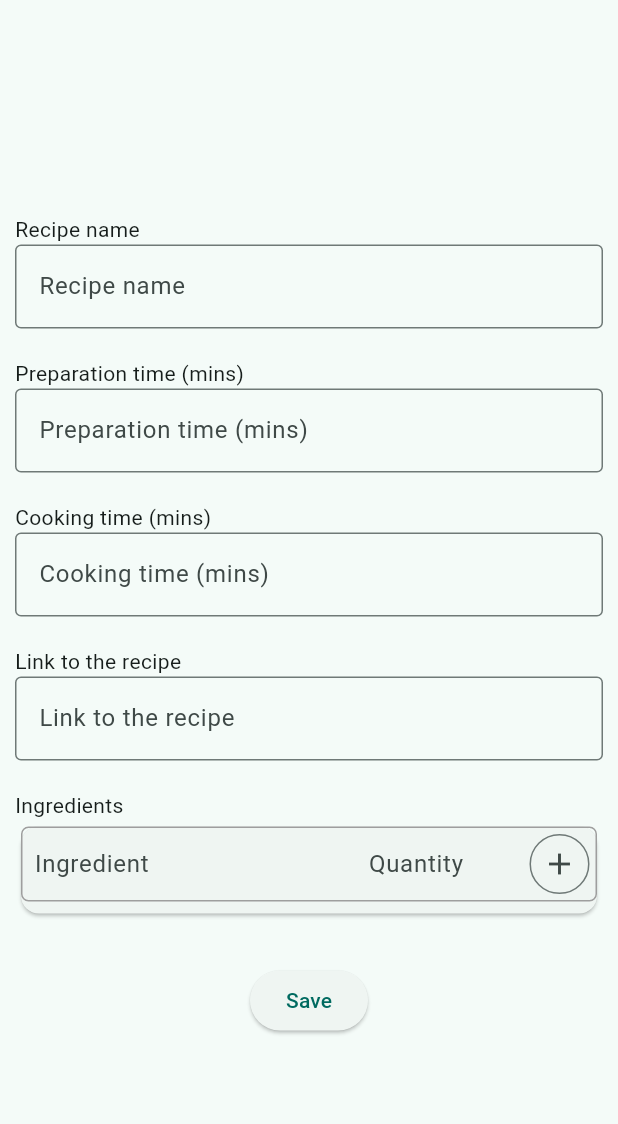
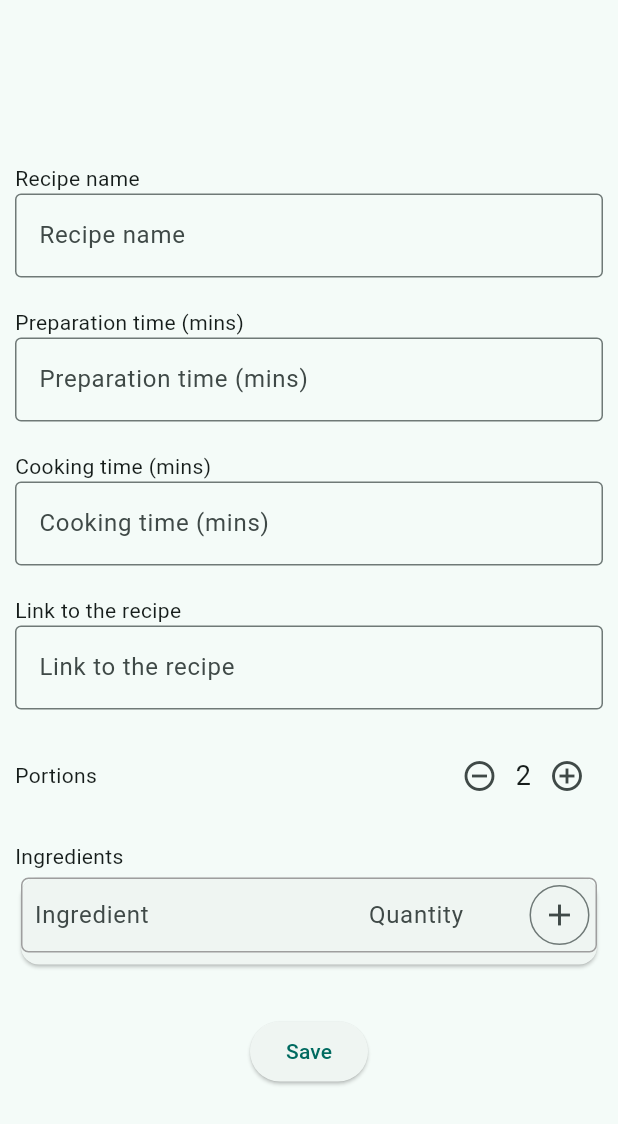
Before and after one commit to Niadrohd/myhome, a Flutter app: the CreateRecipeForm widget shown alone on an empty page, opened directly, on a phone screen of 412 x 824 dp. Shown: the top 1124 px of the screen. Run offline on Flutter 3.47's test engine with Material 3 defaults, Android fonts, the phone set to English and light mode, and no system bars; our stand-ins replace cloud_firestore, easy_dynamic_theme, firebase_auth, firebase_core, flutter_hooks, flutter_riverpod and 1 more; accounts and stored records are empty; network calls fail.

Commit message:
feat(recipes): per-recipe portions, defaulting to 2
Add a portions counter (+/-) to the recipe form, persisted to
Firestore as a `portions` field on the recipe (default 2, including
for older recipes without the field). Shown on the recipe details page.

When a recipe is toggled onto the menu, the planned-recipe quantity is
seeded from the recipe's portions; the two stay independent afterwards.
Adds a localized "portions" string (en/fr).

Co-Authored-By: Claude Opus 4.8 (1M context) <noreply@anthropic.com>

```diff
--- a/lib/l10n/app_en.arb
+++ b/lib/l10n/app_en.arb
@@ -51,6 +51,8 @@
     "@myRecipes": {},
     "search": "Search",
     "@search": {},
+    "portions": "Portions",
+    "@portions": {},
     "noRecipesYetMessage": "No registered recipe yet",
     "@noRecipesYetMessage": {},
     "cookingTimePreviewMessage": "Cooking time: {Time}",
--- a/lib/l10n/app_fr.arb
+++ b/lib/l10n/app_fr.arb
@@ -37,6 +37,7 @@
     "emptyIngredientMessage": "Impossible d'ajouter une quantité sans spécifier d'ingrédient",
     "myRecipes": "Mes recettes",
     "search": "Rechercher",
+    "portions": "Portions",
     "noRecipesYetMessage": "Pas encore de recette enregistrée",
     "preparationTimePreviewMessage": "Temps de preparation: {Time}",
     "@preparationTimePreviewMessage": {
--- a/lib/l10n/app_localizations.dart
+++ b/lib/l10n/app_localizations.dart
@@ -184,6 +184,12 @@ abstract class AppLocalizations {
   /// In en, this message translates to:
   /// **'Search'**
   String get search;
+
+  /// No description provided for @portions.
+  ///
+  /// In en, this message translates to:
+  /// **'Portions'**
+  String get portions;
 
   /// No description provided for @noRecipesYetMessage.
   ///
--- a/lib/l10n/app_localizations_en.dart
+++ b/lib/l10n/app_localizations_en.dart
@@ -58,6 +58,9 @@ class AppLocalizationsEn extends AppLocalizations {
 
   @override
   String get search => 'Search';
+
+  @override
+  String get portions => 'Portions';
 
   @override
   String get noRecipesYetMessage => 'No registered recipe yet';
--- a/lib/l10n/app_localizations_fr.dart
+++ b/lib/l10n/app_localizations_fr.dart
@@ -58,6 +58,9 @@ class AppLocalizationsFr extends AppLocalizations {
 
   @override
   String get search => 'Rechercher';
+
+  @override
+  String get portions => 'Portions';
 
   @override
   String get noRecipesYetMessage => 'Pas encore de recette enregistrée';
--- a/lib/src/components/recipe_form.dart
+++ b/lib/src/components/recipe_form.dart
@@ -28,6 +28,7 @@ class CreateRecipeForm extends HookConsumerWidget {
     final preparationTimeController =
         useTextEditingController(text: recipe?.preparationTime.toString());
     final linkController = useTextEditingController(text: recipe?.link);
+    final portions = useState(recipe?.portions ?? 2);
 
     final ingredientsForm =
         IngredientsForm(initialIngredients: recipe?.ingredients);
@@ -62,6 +63,7 @@ class CreateRecipeForm extends HookConsumerWidget {
             cookingTime: cookingTime,
             link: linkController.text,
             ingredients: ingredients,
+            portions: portions.value,
           );
         } else {
           await repo.updateRecipe(
@@ -72,6 +74,7 @@ class CreateRecipeForm extends HookConsumerWidget {
             cookingTime: cookingTime,
             link: linkController.text,
             ingredients: ingredients,
+            portions: portions.value,
           );
         }
         ScaffoldMessenger.of(context).showSnackBar(SnackBar(
@@ -94,9 +97,39 @@ class CreateRecipeForm extends HookConsumerWidget {
               validate: false),
           _titledRecipeTextField(str.recipeLink, linkController,
               validate: false),
+          _portionsCounter(portions),
           ingredientsForm,
           const SizedBox(height: 20.0),
           ElevatedButton(onPressed: handleSaveRecipe, child: Text(str.save)),
+        ],
+      ),
+    );
+  }
+
+  Widget _portionsCounter(ValueNotifier<int> portions) {
+    const minValue = 1;
+    const maxValue = 50;
+    return Padding(
+      padding: const EdgeInsets.all(10.0),
+      child: Row(
+        children: [
+          Expanded(child: Text(str.portions)),
+          IconButton(
+            icon: const Icon(Icons.remove_circle_outline),
+            onPressed: portions.value <= minValue
+                ? null
+                : () => portions.value--,
+          ),
+          Text(
+            '${portions.value}',
+            style: const TextStyle(fontSize: 18.0),
+          ),
+          IconButton(
+            icon: const Icon(Icons.add_circle_outline),
+            onPressed: portions.value >= maxValue
+                ? null
+                : () => portions.value++,
+          ),
         ],
       ),
     );
--- a/lib/src/models/recipe.dart
+++ b/lib/src/models/recipe.dart
@@ -10,6 +10,7 @@ class Recipe {
   final int cookingTime;
   final String link;
   final Ingredients ingredients;
+  final int portions;
 
   const Recipe({
     required this.id,
@@ -18,6 +19,7 @@ class Recipe {
     required this.cookingTime,
     required this.link,
     required this.ingredients,
+    this.portions = 2,
   });
 
   Recipe copyWith({
@@ -27,6 +29,7 @@ class Recipe {
     int? cookingTime,
     String? link,
     Ingredients? ingredients,
+    int? portions,
   }) =>
       Recipe(
         id: id ?? this.id,
@@ -35,6 +38,7 @@ class Recipe {
         cookingTime: cookingTime ?? this.cookingTime,
         link: link ?? this.link,
         ingredients: ingredients ?? this.ingredients,
+        portions: portions ?? this.portions,
       );
 
   Recipe removeIngredient(Ingredient ingredient) {
@@ -55,9 +59,10 @@ class Recipe {
           preparationTime == other.preparationTime &&
           cookingTime == other.cookingTime &&
           link == other.link &&
-          ingredients == other.ingredients;
+          ingredients == other.ingredients &&
+          portions == other.portions;
 
   @override
-  int get hashCode =>
-      Object.hash(id, name, preparationTime, cookingTime, link, ingredients);
+  int get hashCode => Object.hash(
+      id, name, preparationTime, cookingTime, link, ingredients, portions);
 }
--- a/lib/src/pages/recipe_details_page.dart
+++ b/lib/src/pages/recipe_details_page.dart
@@ -30,6 +30,11 @@ class RecipeDetailsPage extends ConsumerWidget {
                 style: Theme.of(context).textTheme.headlineSmall,
               ),
               const SizedBox(height: defaultTallVerticalPadding),
+              Text(
+                'Portions: ${recipe.portions}',
+                style: Theme.of(context).textTheme.headlineSmall,
+              ),
+              const SizedBox(height: defaultTallVerticalPadding),
               Text('Link:',
                   style: Theme.of(context).textTheme.headlineSmall),
               InkWell(
--- a/lib/src/pages/recipes_list_page.dart
+++ b/lib/src/pages/recipes_list_page.dart
@@ -98,7 +98,8 @@ class RecipesListPage extends HookConsumerWidget {
                       if (hid == null) return;
                       await ref
                           .read(plannedRecipesRepositoryProvider)
-                          .switchRecipe(hid, recipe.id);
+                          .switchRecipe(hid, recipe.id,
+                              portions: recipe.portions);
                     },
                   ),
                 ],
--- a/lib/src/repositories/planned_recipes_repository.dart
+++ b/lib/src/repositories/planned_recipes_repository.dart
@@ -46,15 +46,18 @@ class PlannedRecipesRepository {
 
   Future<void> switchRecipe(
     String householdId,
-    String recipeId,
-  ) async {
+    String recipeId, {
+    int portions = 2,
+  }) async {
     final docs = await _plannedRef(householdId)
         .where('recipe_id', isEqualTo: recipeId)
         .get();
     if (docs.docs.isNotEmpty) {
       await docs.docs.first.reference.delete();
     } else {
-      await addPlannedRecipe(householdId, recipeId: recipeId);
+      // Seed the planned quantity from the recipe's portions; the two are
+      // independent afterwards.
+      await addPlannedRecipe(householdId, recipeId: recipeId, quantity: portions);
     }
   }
 
--- a/lib/src/repositories/recipes_repository.dart
+++ b/lib/src/repositories/recipes_repository.dart
@@ -24,12 +24,14 @@ class RecipesRepository {
     required int cookingTime,
     required String link,
     required Ingredients ingredients,
+    required int portions,
   }) {
     return _recipesRef(householdId).add({
       'name': name.trim(),
       'preparationTime': preparationTime,
       'cookingTime': cookingTime,
       'link': link.trim(),
+      'portions': portions,
       'ingredients': ingredients.ingredientsList
           .map((i) => {'name': i.name, 'quantity': i.quantity})
           .toList(),
@@ -44,12 +46,14 @@ class RecipesRepository {
     required int cookingTime,
     required String link,
     required Ingredients ingredients,
+    required int portions,
   }) {
     return _recipesRef(householdId).doc(recipeId).update({
       'name': name.trim(),
       'preparationTime': preparationTime,
       'cookingTime': cookingTime,
       'link': link.trim(),
+      'portions': portions,
       'ingredients': ingredients.ingredientsList
           .map((i) => {'name': i.name, 'quantity': i.quantity})
           .toList(),
@@ -79,6 +83,7 @@ class RecipesRepository {
       cookingTime: (data['cookingTime'] as num?)?.toInt() ?? 0,
       link: (data['link'] as String?) ?? '',
       ingredients: ingredients,
+      portions: (data['portions'] as num?)?.toInt() ?? 2,
     );
   }
 }
```
